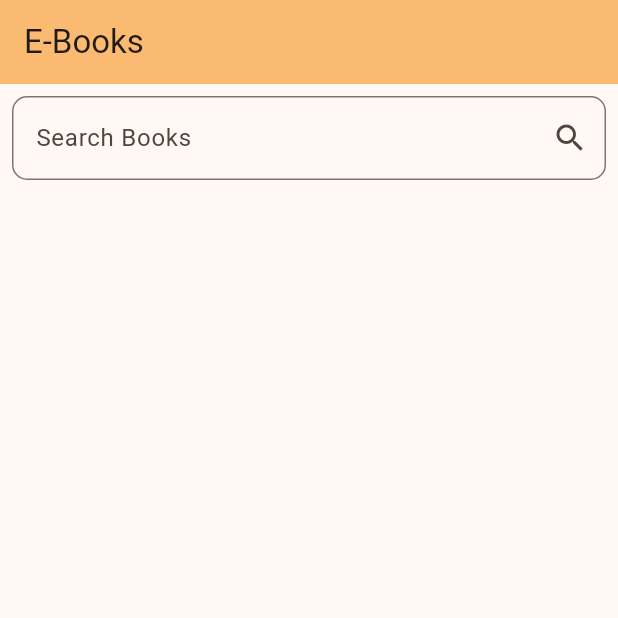
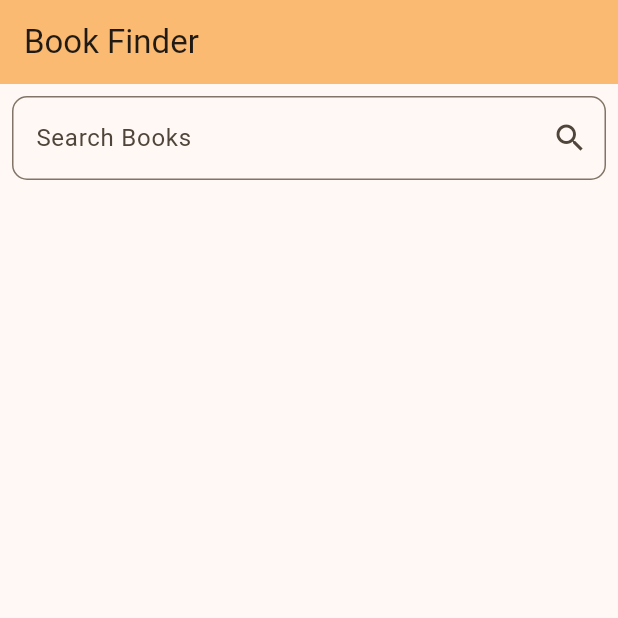
Before and after one commit to shayan-tej/book_finder, a Flutter app: the screen it shows after launch, on a phone screen of 412 x 824 dp, the top half of it. Run offline on Flutter 3.47's test engine with Material 3 defaults, Android fonts, the phone set to English and light mode, and no system bars; our stand-ins replace sqflite; accounts and stored records are empty.

Commit message:
Final commit

```diff
--- a/lib/main.dart
+++ b/lib/main.dart
@@ -52,7 +52,7 @@ class _MyHomePageState extends State<MyHomePage> {
     return Scaffold(
       appBar: AppBar(
         backgroundColor: Theme.of(context).colorScheme.inversePrimary,
-        title: const Text("E-Books"),
+        title: const Text("Book Finder"),
       ),
       body: _screens[_currentIndex],
       bottomNavigationBar: BottomNavigationBar(
```
Also changed, not shown: 46 other files.
